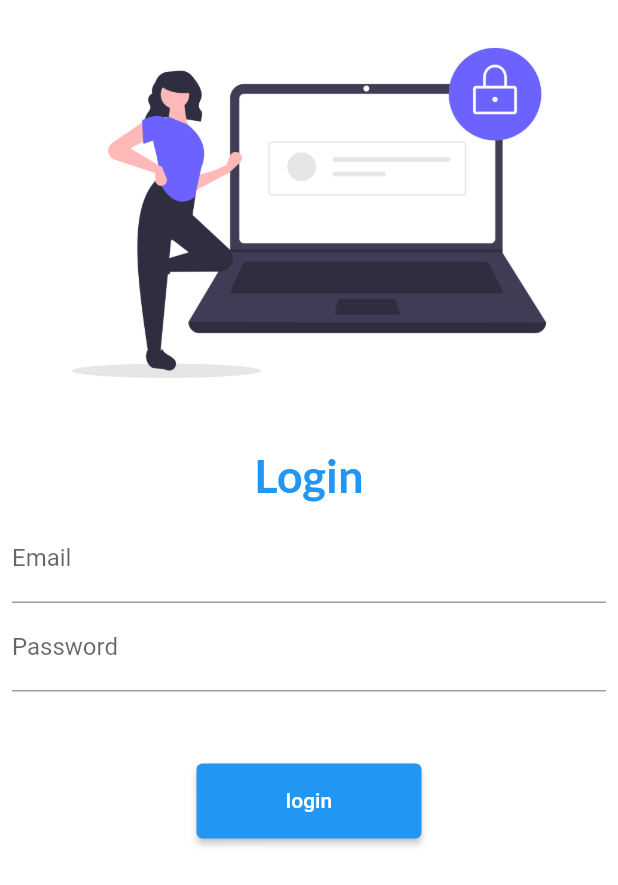
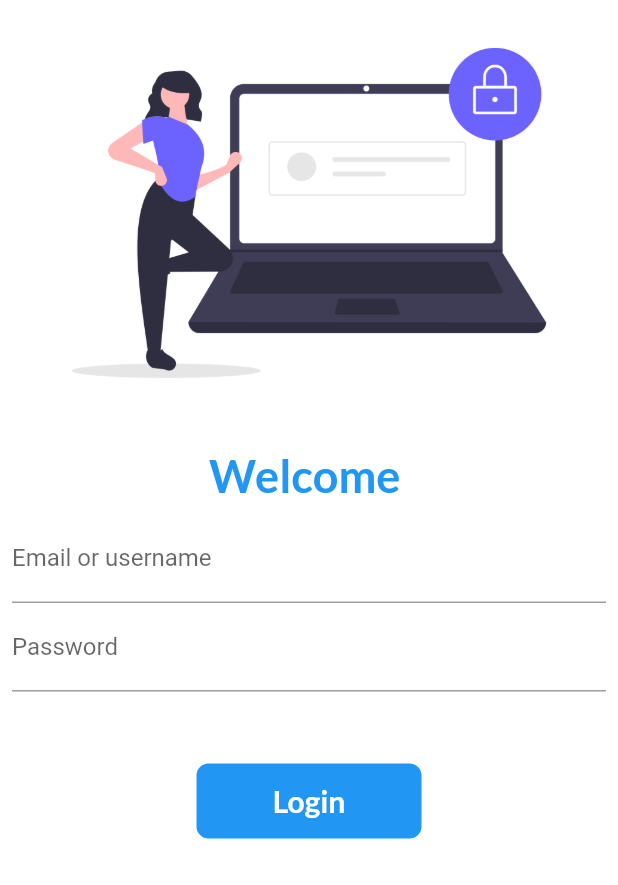
Before and after one commit to hritik7818/First-Flutter-App, a Flutter app: the screen it shows after launch, on a phone screen of 412 x 824 dp. Shown: the top 885 px of the screen. Run offline on Flutter 3.47's test engine with Material 2 defaults, Android fonts, the phone set to English and light mode, and no system bars; our stand-ins replace google_fonts.

```diff
--- a/lib/pages/loginPage.dart
+++ b/lib/pages/loginPage.dart
@@ -2,9 +2,16 @@ import 'package:flutter/material.dart';
 import 'package:flutter_application_2/utils/routes.dart';
 import "package:google_fonts/google_fonts.dart";
 
-class LoginPage extends StatelessWidget {
+class LoginPage extends StatefulWidget {
   const LoginPage({Key? key}) : super(key: key);
 
+  @override
+  _LoginPageState createState() => _LoginPageState();
+}
+
+class _LoginPageState extends State<LoginPage> {
+  String name = "";
+  bool changeButton = false;
   @override
   Widget build(BuildContext context) {
     return Material(
@@ -19,7 +26,7 @@ class LoginPage extends StatelessWidget {
               height: 15,
             ),
             Text(
-              "Login",
+              "Welcome $name",
               style: GoogleFonts.lato(
                 fontSize: 30,
                 fontWeight: FontWeight.bold,
@@ -32,9 +39,13 @@ class LoginPage extends StatelessWidget {
                 children: [
                   TextFormField(
                     decoration: InputDecoration(
-                      hintText: "Enter email",
-                      labelText: "Email",
+                      hintText: "Enter email or username",
+                      labelText: "Email or username",
                     ),
+                    onChanged: (value) {
+                      name = value;
+                      setState(() {});
+                    },
                   ),
                   TextFormField(
                     obscureText: true,
@@ -49,15 +60,49 @@ class LoginPage extends StatelessWidget {
             SizedBox(
               height: 40,
             ),
-            ElevatedButton(
-              onPressed: () {
+
+            //* designing a button
+            //* adding some on animation when button-click
+
+            //* to make a container clickable we wrap the container with InkWell container.
+            InkWell(
+              onTap: () async {
+                setState(() {
+                  changeButton = true;
+                });
+                await Future.delayed(Duration(seconds: 1));
                 Navigator.pushNamed(context, MyRoutes.homePage);
               },
-              child: Text("login"),
-              style: TextButton.styleFrom(
-                minimumSize: Size(150, 50),
+              child: AnimatedContainer(
+                duration: Duration(seconds: 1),
+                height: 50,
+                width: changeButton ? 50 : 150,
+                //* assigning the text to button.
+                child: Text(
+                  "Login",
+                  style: GoogleFonts.lato(
+                    fontSize: 20,
+                    fontWeight: FontWeight.bold,
+                    color: Colors.white,
+                  ),
+                ),
+                alignment: Alignment.center,
+                //* Assignment border to the button.
+                decoration: BoxDecoration(
+                  color: Colors.blue,
+                  borderRadius: BorderRadius.circular(changeButton ? 50 : 8),
+                ),
               ),
             ),
+            // ElevatedButton(
+            //   onPressed: () {
+            //     Navigator.pushNamed(context, MyRoutes.homePage);
+            //   },
+            //   child: Text("login"),
+            //   style: TextButton.styleFrom(
+            //     minimumSize: Size(150, 50),
+            //   ),
+            // ),
           ],
         ),
       ),
```
